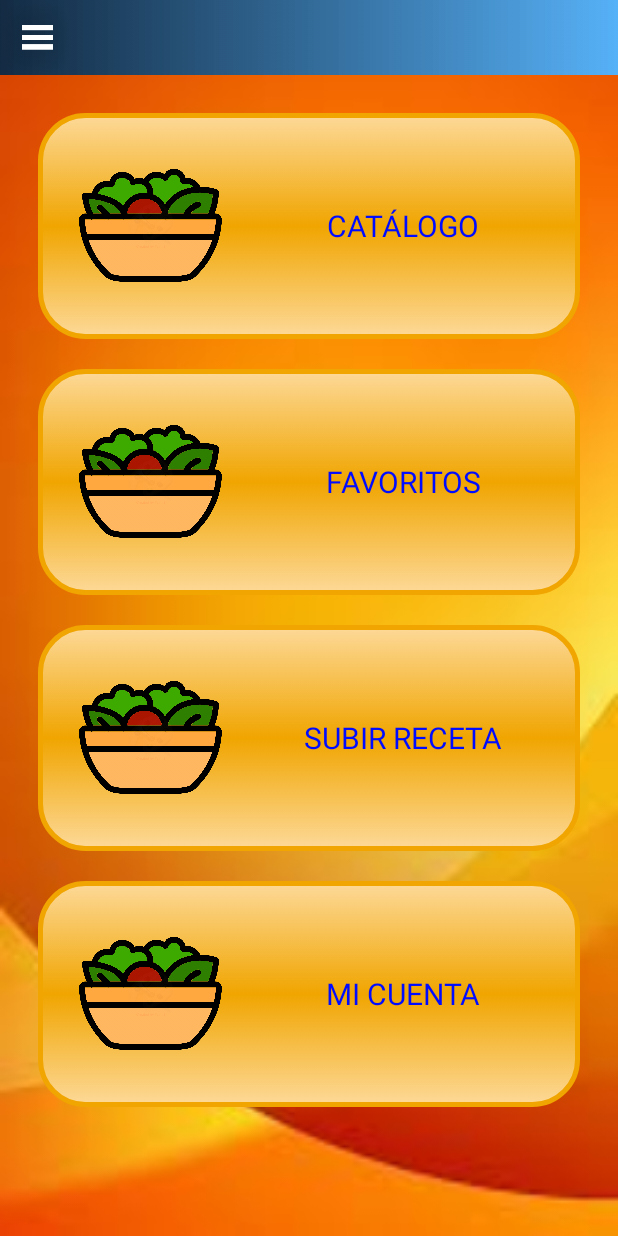
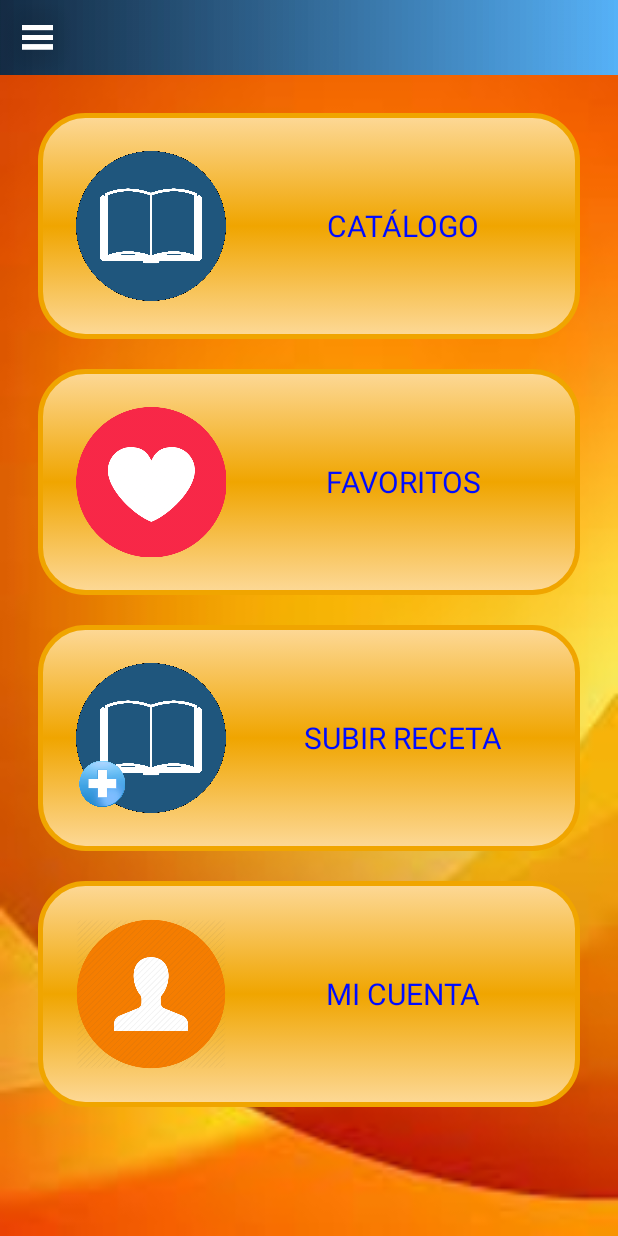
Before and after one commit to DreamTeamCM/Food4Health, an Android app: the layout activity_main_menu.xml on its own in the app's theme, with its tools: preview values and no code run, on a phone screen of 412 x 824 dp. Run offline under Robolectric (Android 15) with nearby library versions, the phone set to English and light mode, and no system bars.

Commit message:
Commit for icons main menu

```diff
--- a/app/src/main/res/layout/activity_main_menu.xml
+++ b/app/src/main/res/layout/activity_main_menu.xml
@@ -39,7 +39,7 @@
                     android:layout_width="100dp"
                     android:layout_height="100dp"
                     android:layout_marginRight="25dp"
-                    android:src="@drawable/f4h_logo" />
+                    android:src="@drawable/catalog" />
 
                 <TextView
                     android:layout_width="match_parent"
@@ -63,7 +63,7 @@
                     android:layout_width="100dp"
                     android:layout_height="100dp"
                     android:layout_marginRight="25dp"
-                    android:src="@drawable/f4h_logo" />
+                    android:src="@drawable/favourite" />
 
                 <TextView
                     android:layout_width="match_parent"
@@ -87,7 +87,7 @@
                     android:layout_width="100dp"
                     android:layout_height="100dp"
                     android:layout_marginRight="25dp"
-                    android:src="@drawable/f4h_logo" />
+                    android:src="@drawable/catalog_add" />
 
                 <TextView
                     android:layout_width="match_parent"
@@ -111,7 +111,7 @@
                     android:layout_width="100dp"
                     android:layout_height="100dp"
                     android:layout_marginRight="25dp"
-                    android:src="@drawable/f4h_logo" />
+                    android:src="@drawable/my_account" />
 
                 <TextView
                     android:layout_width="match_parent"
```
Also changed, not shown: app/src/main/res/drawable/catalog.png (added), app/src/main/res/drawable/catalog_add.png (added), app/src/main/res/drawable/favourite.png (added), app/src/main/res/drawable/my_account.png (added).
